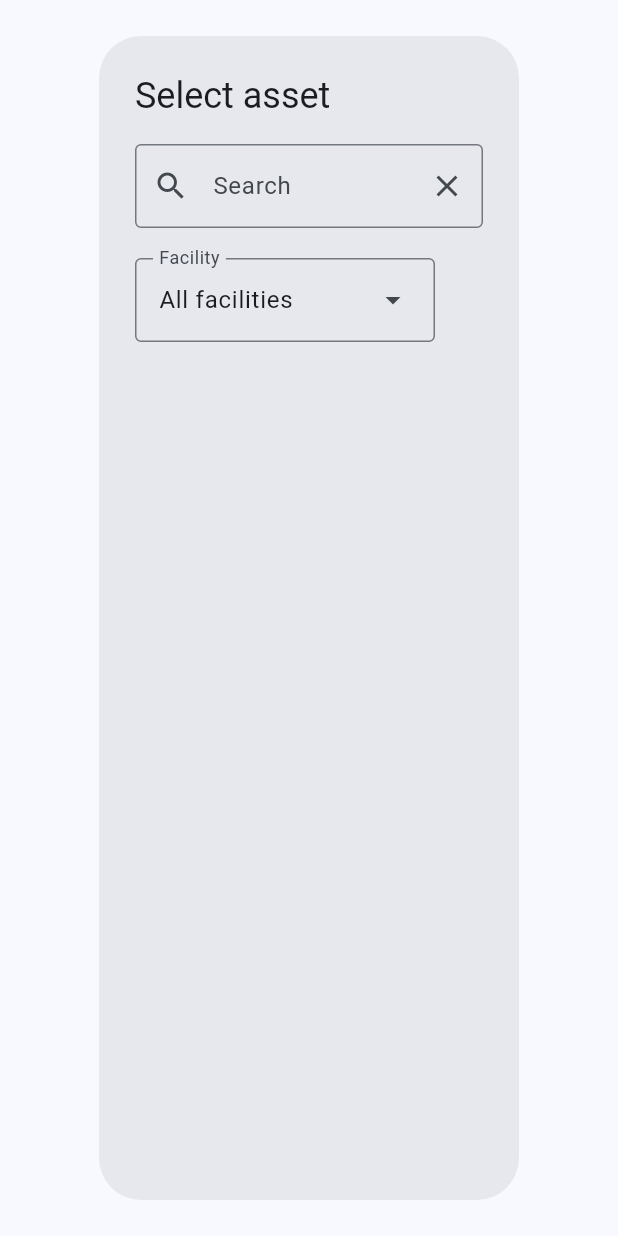
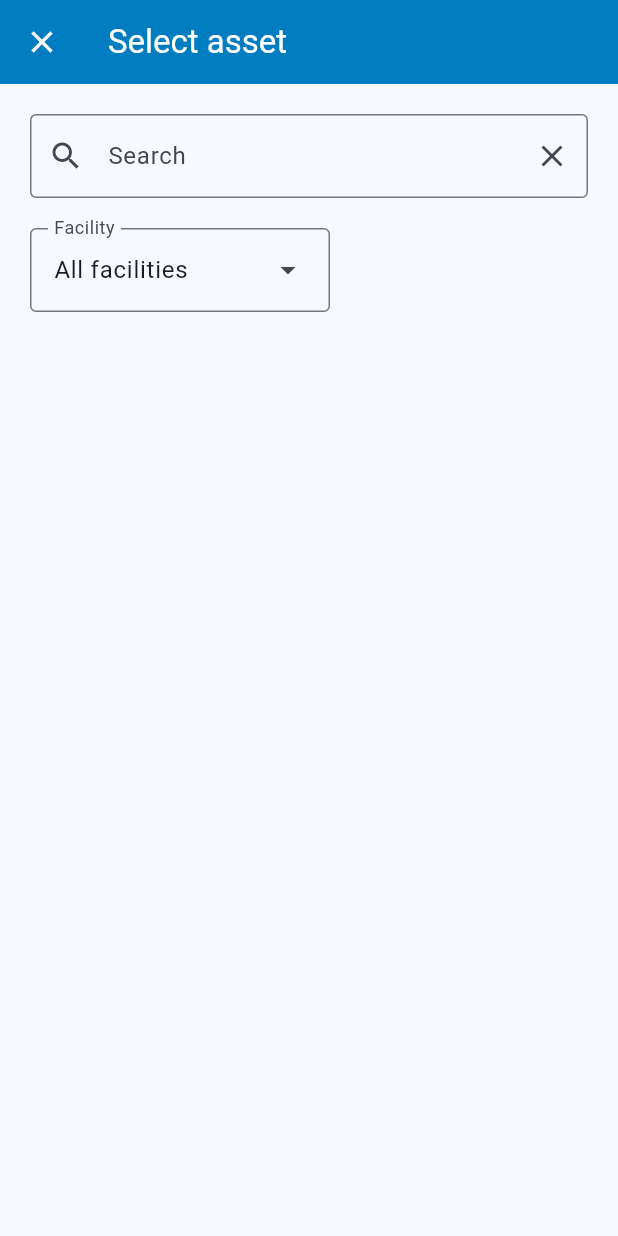
Before and after one commit to kjacmenja21/indoorlocalization_mobile_app, a Flutter app: the SelectAssetDialog widget shown alone on an empty page, opened directly with empty values, on a phone screen of 412 x 824 dp. Run offline on Flutter 3.47's test engine with Material 3 defaults, Android fonts, the phone set to English and light mode, and no system bars; our stand-ins replace fl_chart, flutter_svg, font_awesome_flutter, go_router, multicast_dns, shared_preferences; missing offline and left inert: mqtt_client; accounts and stored records are empty; network calls fail.

Commit message:
Use fullscreen dialog for SelectAssetDialog

```diff
--- a/il_app/lib/ui/widgets/select_asset_dialog.dart
+++ b/il_app/lib/ui/widgets/select_asset_dialog.dart
@@ -1,6 +1,7 @@
 import 'package:flutter/material.dart';
 import 'package:font_awesome_flutter/font_awesome_flutter.dart';
 import 'package:go_router/go_router.dart';
+import 'package:il_app/ui/widgets/fullscreen_dialog.dart';
 import 'package:il_core/il_entities.dart';
 import 'package:il_core/il_widgets.dart';
 
@@ -85,9 +86,9 @@ class _SelectAssetDialogState extends State<SelectAssetDialog> {
 
   @override
   Widget build(BuildContext context) {
-    return AlertDialog(
-      title: const Text('Select asset'),
-      content: buildAssets(),
+    return FullscreenDialog(
+      title: 'Select asset',
+      child: buildAssets(),
     );
   }
 
```
